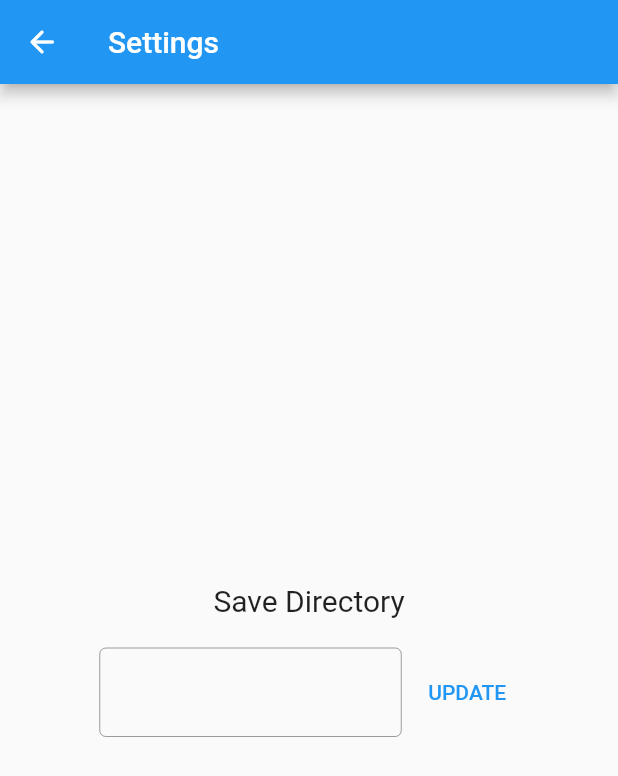
After one commit to Charuhasen/Invoice-Generator, a Flutter app: the HomePage screen opened directly, in the side drawer, after a tap on "Settings", on a phone screen of 412 x 824 dp. The commit adds this screen. Shown: the top 776 px of the screen. Run offline on Flutter 3.47's test engine with Material 2 defaults, Android fonts, the phone set to English and light mode, and no system bars; our stand-ins replace file_picker, get, hive_flutter; accounts and stored records are empty.

Commit message:
Added Save File Location
User can now set file save location

```diff
--- /dev/null
+++ b/lib/local_storage/get_save_directory.dart
@@ -0,0 +1,21 @@
+import 'package:hive_flutter/hive_flutter.dart';
+
+class GetSaveDirectory {
+  //Reference box
+
+  final localStorage = Hive.box('local_data');
+
+  //Write path
+
+  void setPath(String saveDirectory) {
+    localStorage.put('save_directory', saveDirectory);
+  }
+
+  //Get Path
+
+  Future<String> getPath() async {
+    String saveDirectory = "Please set directory...";
+    saveDirectory = await localStorage.get('save_directory');
+    return saveDirectory;
+  }
+}
--- /dev/null
+++ b/lib/pages/home_page.dart
@@ -0,0 +1,48 @@
+import 'package:get/get.dart';
+import 'package:invoice_generator/pages/settings_page.dart';
+import '../constants.dart' as constants;
+import 'package:flutter/material.dart';
+
+class HomePage extends StatefulWidget {
+  const HomePage({super.key});
+
+  @override
+  State<HomePage> createState() => _HomePageState();
+}
+
+class _HomePageState extends State<HomePage> {
+  @override
+  Widget build(BuildContext context) {
+    return Scaffold(
+      appBar: AppBar(title: const Text(constants.Constants.COMPANY_NAME)),
+      drawer: Drawer(
+        child: ListView(
+          padding: EdgeInsets.zero,
+          children: [
+            const DrawerHeader(
+              decoration: BoxDecoration(
+                color: Colors.blue,
+              ),
+              child: Text(constants.Constants.COMPANY_NAME),
+            ),
+            ListTile(
+              title: const Text('Settings'),
+              onTap: () {
+                Get.to(const SettingsPage());
+              },
+            ),
+            ListTile(
+              title: const Text('Logout'),
+              onTap: () {
+                // Update the state of the app.
+              },
+            ),
+          ],
+        ),
+      ),
+      body: Container(
+        child: Text("HomePage"),
+      ),
+    );
+  }
+}
--- /dev/null
+++ b/lib/pages/settings_page.dart
@@ -0,0 +1,85 @@
+import 'package:file_picker/file_picker.dart';
+import 'package:flutter/material.dart';
+import 'package:get/get.dart';
+import 'package:invoice_generator/local_storage/get_save_directory.dart';
+
+class SettingsPage extends StatefulWidget {
+  const SettingsPage({super.key});
+
+  @override
+  State<SettingsPage> createState() => _SettingsPageState();
+}
+
+class _SettingsPageState extends State<SettingsPage> {
+  String? saveDirectory;
+
+  @override
+  void initState() {
+    super.initState();
+    setSavedDirectory();
+  }
+
+  void setSavedDirectory() async {
+    saveDirectory = await GetSaveDirectory().getPath();
+    setState(() {});
+  }
+
+  void _requestSaveDirectory() async {
+    saveDirectory = await FilePicker.platform.getDirectoryPath();
+    GetSaveDirectory().setPath(saveDirectory.toString());
+    setState(() {});
+  }
+
+  @override
+  Widget build(BuildContext context) {
+    return Scaffold(
+      appBar: AppBar(
+        title: const Text("Settings"),
+        leading: IconButton(
+          icon: const Icon(Icons.arrow_back_rounded),
+          onPressed: () {
+            Get.back();
+          },
+        ),
+      ),
+      body: Column(
+        mainAxisAlignment: MainAxisAlignment.center,
+        children: [
+          const Text(
+            "Save Directory",
+            style: TextStyle(
+              fontSize: 20,
+            ),
+          ),
+          const SizedBox(
+            height: 20,
+          ),
+          Row(
+            mainAxisAlignment: MainAxisAlignment.center,
+            children: [
+              Flexible(
+                child: TextField(
+                  decoration: InputDecoration(
+                      labelText: saveDirectory,
+                      border: const OutlineInputBorder()),
+                  enabled: false,
+                ),
+              ),
+              const SizedBox(
+                width: 10,
+              ),
+              Flexible(
+                child: TextButton(
+                  child: const Text("UPDATE"),
+                  onPressed: () {
+                    _requestSaveDirectory();
+                  },
+                ),
+              )
+            ],
+          )
+        ],
+      ),
+    );
+  }
+}
```
Also changed, not shown: lib/main.dart (+9 -2 lines), lib/pages/login.dart (+37 -4 lines), pubspec.yaml (+7 -0 lines), pubspec.lock, 337 other files.
